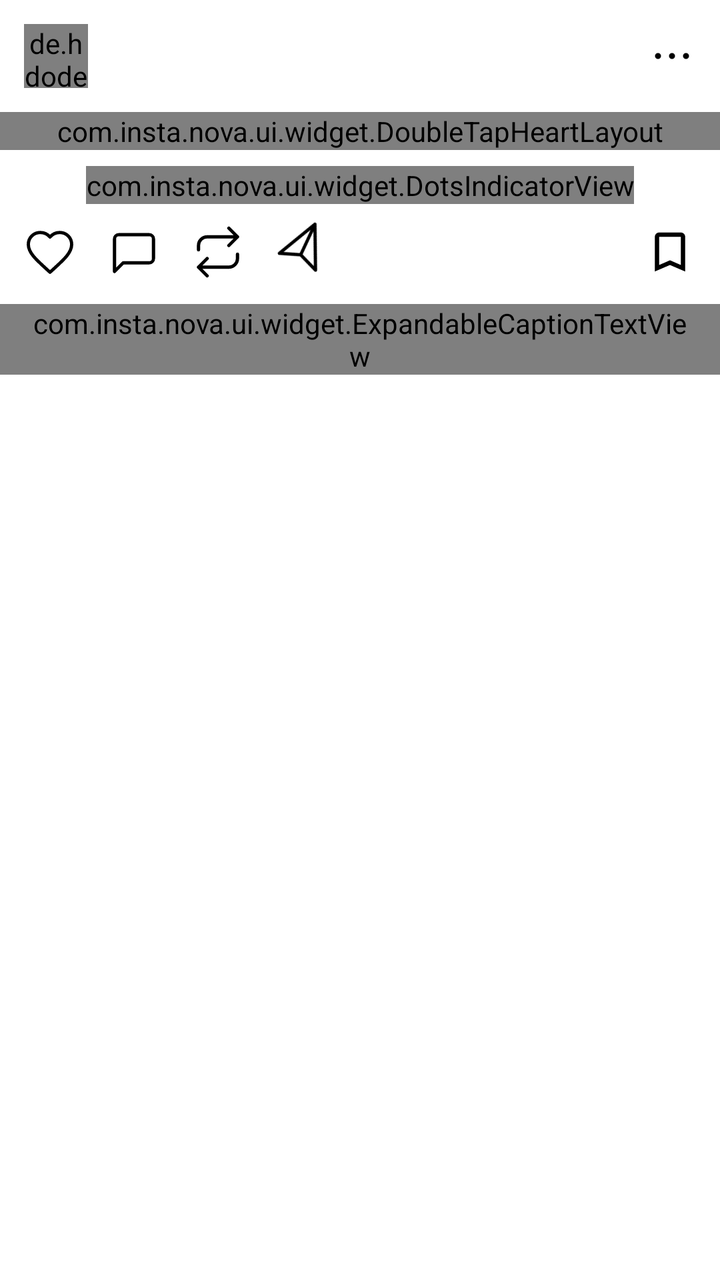
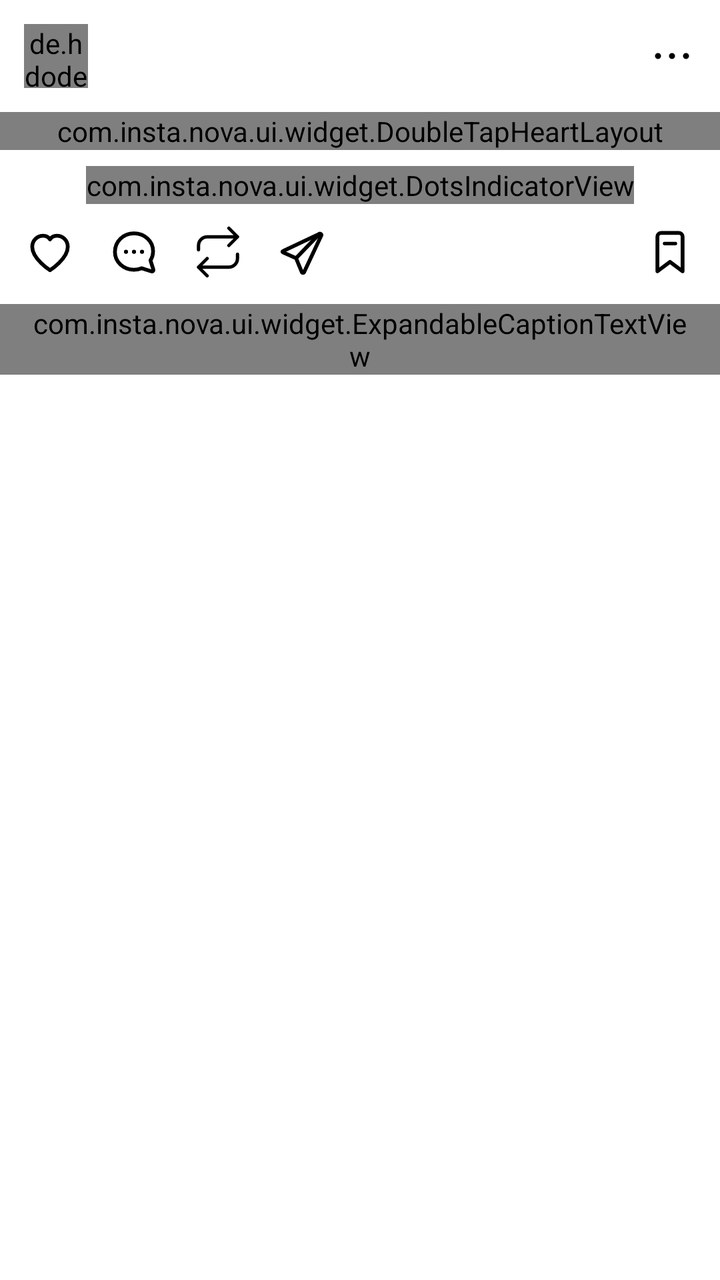

Before-and-after screenshots of an Android layout around one commit, followed by the original layout XML and the change that was made.
<!-- AndroidManifest.xml: application theme Theme.InstaClone -->
<!-- res/layout/item_feed_post.xml -->
<?xml version="1.0" encoding="utf-8"?>
<LinearLayout xmlns:android="http://schemas.android.com/apk/res/android"
    xmlns:app="http://schemas.android.com/apk/res-auto"
    android:layout_width="match_parent"
    android:layout_height="wrap_content"
    android:background="?attr/themeBackground"
    android:orientation="vertical"
    android:paddingBottom="@dimen/post_spacing_bottom">

    
    <androidx.constraintlayout.widget.ConstraintLayout
        android:layout_width="match_parent"
        android:layout_height="@dimen/post_header_height"
        android:paddingStart="@dimen/post_padding_horizontal"
        android:paddingEnd="@dimen/post_padding_horizontal">

        <de.hdodenhof.circleimageview.CircleImageView
            android:id="@+id/ivAvatar"
            android:layout_width="@dimen/post_header_avatar_size"
            android:layout_height="@dimen/post_header_avatar_size"
            android:src="@drawable/ic_person_placeholder"
            app:layout_constraintBottom_toBottomOf="parent"
            app:layout_constraintStart_toStartOf="parent"
            app:layout_constraintTop_toTopOf="parent" />

        <LinearLayout
            android:id="@+id/layoutAuthor"
            android:layout_width="0dp"
            android:layout_height="wrap_content"
            android:layout_marginStart="@dimen/post_header_avatar_gap"
            android:orientation="vertical"
            app:layout_constraintBottom_toBottomOf="parent"
            app:layout_constraintEnd_toStartOf="@id/ivOptions"
            app:layout_constraintStart_toEndOf="@id/ivAvatar"
            app:layout_constraintTop_toTopOf="parent">

            <LinearLayout
                android:layout_width="wrap_content"
                android:layout_height="wrap_content"
                android:gravity="center_vertical"
                android:orientation="horizontal">

                <TextView
                    android:id="@+id/tvUsername"
                    android:layout_width="wrap_content"
                    android:layout_height="wrap_content"
                    android:textAppearance="@style/TextAppearance.Insta.Username" />

                <com.insta.nova.ui.widget.VerifiedBadgeView
                    android:id="@+id/badgeVerified"
                    android:layout_width="@dimen/badge_verified_size"
                    android:layout_height="@dimen/badge_verified_size"
                    android:layout_marginStart="@dimen/post_line_gap"
                    android:visibility="gone" />
            </LinearLayout>

            <TextView
                android:id="@+id/tvLocation"
                android:layout_width="wrap_content"
                android:layout_height="wrap_content"
                android:ellipsize="end"
                android:maxLines="1"
                android:textColor="?attr/themeTextSecondary"
                android:textSize="@dimen/text_meta"
                android:visibility="gone" />
        </LinearLayout>

        <ImageView
            android:id="@+id/ivOptions"
            android:layout_width="@dimen/post_icon_more"
            android:layout_height="@dimen/post_icon_more"
            android:src="@drawable/ic_more_horiz"
            app:tint="?attr/themeTextPrimary"
            app:layout_constraintBottom_toBottomOf="parent"
            app:layout_constraintEnd_toEndOf="parent"
            app:layout_constraintTop_toTopOf="parent"
            android:contentDescription="Options" />

    </androidx.constraintlayout.widget.ConstraintLayout>

    
    <com.insta.nova.ui.widget.DoubleTapHeartLayout
        android:id="@+id/doubleTapLayout"
        android:layout_width="match_parent"
        android:layout_height="wrap_content">

        
        <ImageView
            android:id="@+id/ivSingleMedia"
            android:layout_width="match_parent"
            android:layout_height="match_parent"
            android:scaleType="centerCrop"
            android:adjustViewBounds="false"
            android:contentDescription="Post media" />

        
        <androidx.viewpager2.widget.ViewPager2
            android:id="@+id/viewPagerCarousel"
            android:layout_width="match_parent"
            android:layout_height="match_parent"
            android:visibility="gone" />

        
        <TextView
            android:id="@+id/ivCarouselBadge"
            android:layout_width="wrap_content"
            android:layout_height="wrap_content"
            android:layout_gravity="top|end"
            android:layout_margin="@dimen/post_media_overlay_margin"
            android:background="@drawable/bg_pill_surface"
            android:paddingStart="@dimen/post_chip_padding_horizontal"
            android:paddingTop="@dimen/post_chip_padding_vertical"
            android:paddingEnd="@dimen/post_chip_padding_horizontal"
            android:paddingBottom="@dimen/post_chip_padding_vertical"
            android:textColor="@color/white"
            android:textSize="@dimen/text_meta"
            android:visibility="gone"
            android:contentDescription="Multiple photos" />

        
        <LinearLayout
            android:id="@+id/layoutMediaAttribution"
            android:layout_width="wrap_content"
            android:layout_height="wrap_content"
            android:layout_gravity="bottom|start"
            android:layout_margin="@dimen/post_media_overlay_margin"
            android:gravity="center_vertical"
            android:orientation="horizontal"
            android:visibility="gone">

            <FrameLayout
                android:layout_width="@dimen/post_media_avatar_size"
                android:layout_height="@dimen/post_media_avatar_size">

                <de.hdodenhof.circleimageview.CircleImageView
                    android:id="@+id/ivMediaAvatar"
                    android:layout_width="match_parent"
                    android:layout_height="match_parent"
                    android:src="@drawable/ic_person_placeholder"
                    app:civ_border_width="@dimen/post_media_avatar_border"
                    app:civ_border_color="@color/white" />

                <FrameLayout
                    android:id="@+id/ivMediaBadge"
                    android:layout_width="@dimen/post_media_badge_size"
                    android:layout_height="@dimen/post_media_badge_size"
                    android:layout_gravity="bottom|end"
                    android:background="@drawable/bg_media_badge">

                    <ImageView
                        android:layout_width="@dimen/post_media_badge_icon"
                        android:layout_height="@dimen/post_media_badge_icon"
                        android:layout_gravity="center"
                        android:src="@drawable/ic_repost"
                        app:tint="@color/white"
                        android:contentDescription="@null" />
                </FrameLayout>
            </FrameLayout>
        </LinearLayout>

        
        <ImageView
            android:id="@+id/ivAudioToggle"
            android:layout_width="@dimen/post_media_control_icon"
            android:layout_height="@dimen/post_media_control_icon"
            android:layout_gravity="bottom|end"
            android:layout_margin="@dimen/post_media_overlay_margin"
            android:background="@drawable/bg_pill_surface"
            android:padding="@dimen/post_media_control_padding"
            android:src="@drawable/ic_volume_off"
            app:tint="@color/white"
            android:visibility="gone"
            android:contentDescription="Toggle sound" />

    </com.insta.nova.ui.widget.DoubleTapHeartLayout>

    
    <com.insta.nova.ui.widget.DotsIndicatorView
        android:id="@+id/dotsIndicator"
        android:layout_width="wrap_content"
        android:layout_height="wrap_content"
        android:layout_gravity="center_horizontal"
        android:layout_marginTop="@dimen/post_dots_margin_top" />

    
    <androidx.constraintlayout.widget.ConstraintLayout
        android:layout_width="match_parent"
        android:layout_height="@dimen/post_action_row_height"
        android:paddingStart="@dimen/post_padding_horizontal"
        android:paddingEnd="@dimen/post_padding_horizontal">

        <LinearLayout
            android:id="@+id/layoutLeftActions"
            android:layout_width="wrap_content"
            android:layout_height="match_parent"
            android:gravity="center_vertical"
            android:orientation="horizontal"
            app:layout_constraintBottom_toBottomOf="parent"
            app:layout_constraintStart_toStartOf="parent"
            app:layout_constraintTop_toTopOf="parent">

            <ImageView
                android:id="@+id/ivLike"
                android:layout_width="@dimen/post_action_icon"
                android:layout_height="@dimen/post_action_icon"
                android:src="@drawable/ic_heart"
                app:tint="?attr/themeTextPrimary"
                android:contentDescription="Like" />

            <TextView
                android:id="@+id/tvLikeCount"
                android:layout_width="wrap_content"
                android:layout_height="wrap_content"
                android:layout_marginStart="@dimen/post_count_gap"
                android:textColor="?attr/themeTextPrimary"
                android:textSize="@dimen/text_body"
                android:visibility="gone" />

            <ImageView
                android:id="@+id/ivComment"
                android:layout_width="@dimen/post_action_icon"
                android:layout_height="@dimen/post_action_icon"
                android:layout_marginStart="@dimen/post_action_gap"
                android:src="@drawable/ic_comment"
                app:tint="?attr/themeTextPrimary"
                android:contentDescription="Comment" />

            <TextView
                android:id="@+id/tvCommentCount"
                android:layout_width="wrap_content"
                android:layout_height="wrap_content"
                android:layout_marginStart="@dimen/post_count_gap"
                android:textColor="?attr/themeTextPrimary"
                android:textSize="@dimen/text_body"
                android:visibility="gone" />

            <ImageView
                android:id="@+id/ivRepost"
                android:layout_width="@dimen/post_action_icon"
                android:layout_height="@dimen/post_action_icon"
                android:layout_marginStart="@dimen/post_action_gap"
                android:src="@drawable/ic_repost"
                app:tint="?attr/themeTextPrimary"
                android:contentDescription="Repost" />

            <ImageView
                android:id="@+id/ivShare"
                android:layout_width="@dimen/post_action_icon"
                android:layout_height="@dimen/post_action_icon"
                android:layout_marginStart="@dimen/post_action_gap"
                android:rotation="-20"
                android:src="@drawable/ic_send"
                app:tint="?attr/themeTextPrimary"
                android:contentDescription="Share" />
        </LinearLayout>

        <ImageView
            android:id="@+id/ivBookmark"
            android:layout_width="@dimen/post_action_icon"
            android:layout_height="@dimen/post_action_icon"
            android:src="@drawable/ic_bookmark_outline"
            app:tint="?attr/themeTextPrimary"
            app:layout_constraintBottom_toBottomOf="parent"
            app:layout_constraintEnd_toEndOf="parent"
            app:layout_constraintTop_toTopOf="parent"
            android:contentDescription="Save" />

    </androidx.constraintlayout.widget.ConstraintLayout>

    
    <TextView
        android:id="@+id/tvLikesCount"
        android:layout_width="match_parent"
        android:layout_height="wrap_content"
        android:layout_marginTop="@dimen/post_line_gap"
        android:paddingStart="@dimen/post_padding_horizontal"
        android:paddingEnd="@dimen/post_padding_horizontal"
        android:textColor="?attr/themeTextPrimary"
        android:textSize="@dimen/text_body"
        android:visibility="gone" />

    
    <com.insta.nova.ui.widget.ExpandableCaptionTextView
        android:id="@+id/tvCaption"
        android:layout_width="match_parent"
        android:layout_height="wrap_content"
        android:layout_marginTop="@dimen/post_line_gap_tight"
        android:ellipsize="end"
        android:maxLines="2"
        android:paddingStart="@dimen/post_padding_horizontal"
        android:paddingEnd="@dimen/post_padding_horizontal"
        android:textColor="?attr/themeTextPrimary"
        android:textSize="@dimen/text_body" />

    
    <TextView
        android:id="@+id/tvViewComments"
        android:layout_width="wrap_content"
        android:layout_height="wrap_content"
        android:layout_marginTop="@dimen/post_line_gap"
        android:paddingStart="@dimen/post_padding_horizontal"
        android:paddingEnd="@dimen/post_padding_horizontal"
        android:textColor="?attr/themeTextSecondary"
        android:textSize="@dimen/text_body" />

    
    <TextView
        android:id="@+id/tvTimestamp"
        android:layout_width="wrap_content"
        android:layout_height="wrap_content"
        android:layout_marginTop="@dimen/post_line_gap_tight"
        android:paddingStart="@dimen/post_padding_horizontal"
        android:paddingEnd="@dimen/post_padding_horizontal"
        android:textColor="?attr/themeTextSecondary"
        android:textSize="@dimen/text_meta" />

</LinearLayout>
<!-- resources referenced by this layout -->
<resources>
  <!-- drawable ic_bookmark_outline (drawable) -->
  <?xml version="1.0" encoding="utf-8"?>
  <vector xmlns:android="http://schemas.android.com/apk/res/android"
      android:width="24dp"
      android:height="24dp"
      android:viewportWidth="24"
      android:viewportHeight="24">
      <path
          android:fillColor="#FF000000"
          android:pathData="M17,3H7C5.9,3 5.01,3.9 5.01,5L5,21l7,-3 7,3V5c0,-1.1 -0.9,-2 -2,-2zm0,15l-5,-2.18L7,18V5h10v13z" />
  </vector>
  <!-- drawable ic_comment (drawable) -->
  <?xml version="1.0" encoding="utf-8"?>
  <vector xmlns:android="http://schemas.android.com/apk/res/android"
      android:width="24dp"
      android:height="24dp"
      android:viewportWidth="24"
      android:viewportHeight="24">
      <path
          android:fillColor="#00000000"
          android:strokeColor="@color/color_text_primary"
          android:strokeWidth="1.5"
          android:strokeLineCap="round"
          android:strokeLineJoin="round"
          android:pathData="M7,17l-4,4V6a2,2 0 0 1 2,-2h14a2,2 0 0 1 2,2v9a2,2 0 0 1 -2,2z" />
  </vector>
  <!-- drawable ic_heart (drawable) -->
  <?xml version="1.0" encoding="utf-8"?>
  <vector xmlns:android="http://schemas.android.com/apk/res/android"
      android:width="24dp"
      android:height="24dp"
      android:viewportWidth="24"
      android:viewportHeight="24">
      <path
          android:fillColor="#00000000"
          android:strokeColor="@color/color_text_primary"
          android:strokeWidth="1.5"
          android:strokeLineCap="round"
          android:strokeLineJoin="round"
          android:pathData="M12,21.35l-1.45,-1.32C5.4,15.36 2,12.28 2,8.5 2,5.42 4.42,3 7.5,3c1.74,0 3.41,0.81 4.5,2.09C13.09,3.81 14.76,3 16.5,3 19.58,3 22,5.42 22,8.5c0,3.78 -3.4,6.86 -8.55,11.54L12,21.35z" />
  </vector>
  <!-- drawable ic_send (drawable) -->
  <?xml version="1.0" encoding="utf-8"?>
  <vector xmlns:android="http://schemas.android.com/apk/res/android"
      android:width="24dp"
      android:height="24dp"
      android:viewportWidth="24"
      android:viewportHeight="24">
      <path
          android:fillColor="#00000000"
          android:strokeColor="@color/color_text_primary"
          android:strokeWidth="1.5"
          android:strokeLineCap="round"
          android:strokeLineJoin="round"
          android:pathData="M22,2L11,13M22,2l-7,20l-4,-9l-9,-4z" />
  </vector>
  <!-- unchanged entries left out for length: 44 -->
</resources>

<!-- the commit's change to res/layout/item_feed_post.xml (unified diff, before → after) -->
@@ -172,6 +172,14 @@
             android:visibility="gone"
             android:contentDescription="Toggle sound" />
 
+
+        
+        <FrameLayout
+            android:id="@+id/layoutTags"
+            android:layout_width="match_parent"
+            android:layout_height="match_parent"
+            android:visibility="gone" />
+
     </com.insta.nova.ui.widget.DoubleTapHeartLayout>
 
     
@@ -248,7 +256,6 @@
                 android:layout_width="@dimen/post_action_icon"
                 android:layout_height="@dimen/post_action_icon"
                 android:layout_marginStart="@dimen/post_action_gap"
-                android:rotation="-20"
                 android:src="@drawable/ic_send"
                 app:tint="?attr/themeTextPrimary"
                 android:contentDescription="Share" />
@@ -280,6 +287,24 @@
         android:visibility="gone" />
 
     
+    <TextView
+        android:id="@+id/tvMusic"
+        android:layout_width="wrap_content"
+        android:layout_height="wrap_content"
+        android:layout_marginStart="@dimen/post_padding_horizontal"
+        android:layout_marginTop="@dimen/post_line_gap_tight"
+        android:background="@drawable/bg_picker_mode_pill"
+        android:ellipsize="end"
+        android:maxLines="1"
+        android:paddingStart="10dp"
+        android:paddingTop="4dp"
+        android:paddingEnd="10dp"
+        android:paddingBottom="4dp"
+        android:textColor="@color/white"
+        android:textSize="12sp"
+        android:visibility="gone" />
+
+    
     <com.insta.nova.ui.widget.ExpandableCaptionTextView
         android:id="@+id/tvCaption"
         android:layout_width="match_parent"
<!-- resource entries referenced after the edit -->
@@ -1,5 +1,12 @@
 <!-- resources referenced by this layout -->
 <resources>
+  <!-- drawable bg_picker_mode_pill (drawable) -->
+  <?xml version="1.0" encoding="utf-8"?>
+  <shape xmlns:android="http://schemas.android.com/apk/res/android"
+      android:shape="rectangle">
+      <corners android:radius="@dimen/picker_mode_pill_radius" />
+      <solid android:color="@color/color_scrim_strong" />
+  </shape>
   <!-- drawable ic_bookmark_outline (drawable) -->
   <?xml version="1.0" encoding="utf-8"?>
   <vector xmlns:android="http://schemas.android.com/apk/res/android"
@@ -8,8 +15,18 @@
       android:viewportWidth="24"
       android:viewportHeight="24">
       <path
-          android:fillColor="#FF000000"
-          android:pathData="M17,3H7C5.9,3 5.01,3.9 5.01,5L5,21l7,-3 7,3V5c0,-1.1 -0.9,-2 -2,-2zm0,15l-5,-2.18L7,18V5h10v13z" />
+          android:fillColor="#00000000"
+          android:strokeColor="@color/color_text_primary"
+          android:strokeWidth="1.75"
+          android:strokeLineCap="round"
+          android:strokeLineJoin="round"
+          android:pathData="M6.2,4.9 C6.2,3.95 6.95,3.2 7.9,3.2 L16.1,3.2 C17.05,3.2 17.8,3.95 17.8,4.9 L17.8,20.9 L12,16.55 L6.2,20.9 Z" />
+      <path
+          android:fillColor="#00000000"
+          android:strokeColor="@color/color_text_primary"
+          android:strokeWidth="1.6"
+          android:strokeLineCap="round"
+          android:pathData="M9.5,8.1 L14.5,8.1" />
   </vector>
   <!-- drawable ic_comment (drawable) -->
   <?xml version="1.0" encoding="utf-8"?>
@@ -21,10 +38,19 @@
       <path
           android:fillColor="#00000000"
           android:strokeColor="@color/color_text_primary"
-          android:strokeWidth="1.5"
+          android:strokeWidth="1.75"
           android:strokeLineCap="round"
           android:strokeLineJoin="round"
-          android:pathData="M7,17l-4,4V6a2,2 0 0 1 2,-2h14a2,2 0 0 1 2,2v9a2,2 0 0 1 -2,2z" />
+          android:pathData="M12,3.4 C16.9,3.4 20.8,7.05 20.8,11.6 C20.8,13.15 20.4,14.6 19.6,15.85 L20.95,20.15 C21.1,20.65 20.6,21.1 20.1,20.95 L15.55,19.5 C14.45,19.95 13.25,20.2 12,20.2 C7.1,20.2 3.2,16.55 3.2,12 C3.2,7.05 7.1,3.4 12,3.4 Z" />
+      <path
+          android:fillColor="@color/color_text_primary"
+          android:pathData="M8.3,11.9 m-0.95,0 a0.95,0.95 0 1,0 1.9,0 a0.95,0.95 0 1,0 -1.9,0 Z" />
+      <path
+          android:fillColor="@color/color_text_primary"
+          android:pathData="M12,11.9 m-0.95,0 a0.95,0.95 0 1,0 1.9,0 a0.95,0.95 0 1,0 -1.9,0 Z" />
+      <path
+          android:fillColor="@color/color_text_primary"
+          android:pathData="M15.7,11.9 m-0.95,0 a0.95,0.95 0 1,0 1.9,0 a0.95,0.95 0 1,0 -1.9,0 Z" />
   </vector>
   <!-- drawable ic_heart (drawable) -->
   <?xml version="1.0" encoding="utf-8"?>
@@ -36,10 +62,10 @@
       <path
           android:fillColor="#00000000"
           android:strokeColor="@color/color_text_primary"
-          android:strokeWidth="1.5"
+          android:strokeWidth="1.75"
           android:strokeLineCap="round"
           android:strokeLineJoin="round"
-          android:pathData="M12,21.35l-1.45,-1.32C5.4,15.36 2,12.28 2,8.5 2,5.42 4.42,3 7.5,3c1.74,0 3.41,0.81 4.5,2.09C13.09,3.81 14.76,3 16.5,3 19.58,3 22,5.42 22,8.5c0,3.78 -3.4,6.86 -8.55,11.54L12,21.35z" />
+          android:pathData="M12,20.4 C12,20.4 3.8,15.2 3.8,9.6 C3.8,6.75 6.0,4.5 8.8,4.5 C10.45,4.5 11.5,5.35 12,6.2 C12.5,5.35 13.55,4.5 15.2,4.5 C18.0,4.5 20.2,6.75 20.2,9.6 C20.2,15.2 12,20.4 12,20.4 Z" />
   </vector>
   <!-- drawable ic_send (drawable) -->
   <?xml version="1.0" encoding="utf-8"?>
@@ -51,11 +77,20 @@
       <path
           android:fillColor="#00000000"
           android:strokeColor="@color/color_text_primary"
-          android:strokeWidth="1.5"
+          android:strokeWidth="1.75"
           android:strokeLineCap="round"
           android:strokeLineJoin="round"
-          android:pathData="M22,2L11,13M22,2l-7,20l-4,-9l-9,-4z" />
+          android:pathData="M3.3,11.55 L20.1,3.6 C20.6,3.4 21.1,3.9 20.9,4.4 L13.0,21.25 C12.8,21.75 12.1,21.75 11.9,21.25 L9.25,14.85 L3.3,12.2 C2.85,12.0 2.85,11.75 3.3,11.55 Z" />
+      <path
+          android:fillColor="#00000000"
+          android:strokeColor="@color/color_text_primary"
+          android:strokeWidth="1.75"
+          android:strokeLineCap="round"
+          android:strokeLineJoin="round"
+          android:pathData="M9.25,14.85 L20.1,3.6" />
   </vector>
+  <dimen name="picker_mode_pill_radius">20dp</dimen>
+  <color name="color_scrim_strong">#CC000000</color>
   <!-- unchanged entries left out for length: 44 -->
 </resources>
 
